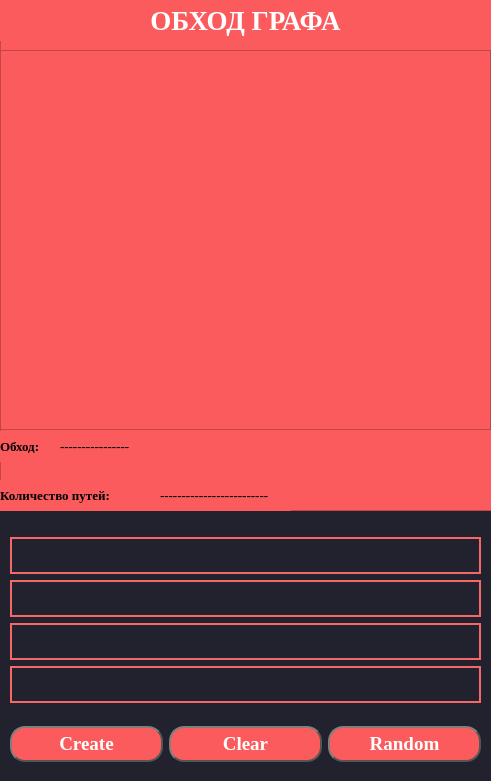
Above: design.ui from dejavu284/graph-traversal before the change. Below: the same form after it.
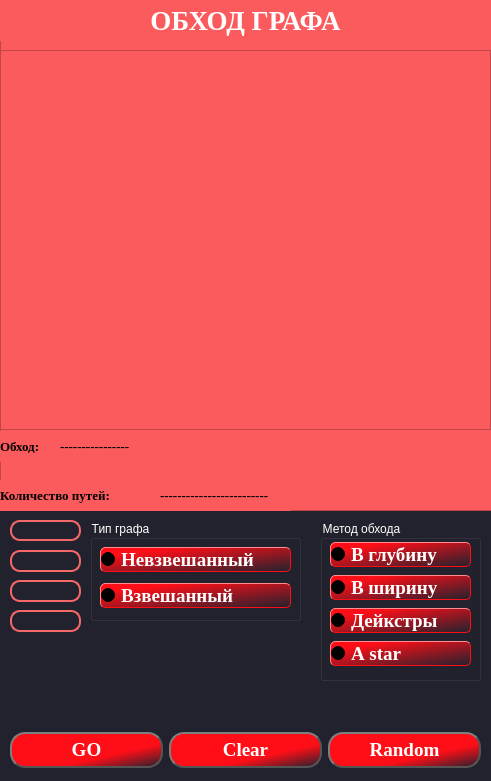
That is the form after the change.

Patch:
```diff
--- a/design.ui
+++ b/design.ui
@@ -202,27 +202,127 @@
      </property>
     </widget>
    </widget>
-   <widget class="QWidget" name="layoutWidget">
+   <widget class="QLineEdit" name="countLine">
     <property name="geometry">
      <rect>
       <x>10</x>
       <y>520</y>
-      <width>471</width>
-      <height>261</height>
+      <width>71</width>
+      <height>21</height>
      </rect>
     </property>
+    <property name="font">
+     <font>
+      <family>MS Shell Dlg 2</family>
+      <pointsize>8</pointsize>
+      <weight>50</weight>
+      <bold>false</bold>
+     </font>
+    </property>
     <property name="toolTip">
      <string/>
     </property>
-    <layout class="QVBoxLayout" name="verticalLayout_2">
-     <item>
+    <property name="styleSheet">
+     <string notr="true">background-color: #22222e;
+border: 2px solid #f66867;
+border-radius: 10;
+color: white</string>
+    </property>
+    <property name="text">
+     <string/>
+    </property>
+    <property name="alignment">
+     <set>Qt::AlignCenter</set>
+    </property>
+   </widget>
+   <widget class="QLineEdit" name="startLine">
+    <property name="geometry">
+     <rect>
+      <x>10</x>
+      <y>550</y>
+      <width>71</width>
+      <height>22</height>
+     </rect>
+    </property>
+    <property name="styleSheet">
+     <string notr="true">background-color: #22222e;
+border: 2px solid #f66867;
+border-radius: 10;
+color: white</string>
+    </property>
+    <property name="alignment">
+     <set>Qt::AlignCenter</set>
+    </property>
+   </widget>
+   <widget class="QLineEdit" name="stopLine">
+    <property name="geometry">
+     <rect>
+      <x>10</x>
+      <y>580</y>
+      <width>71</width>
+      <height>22</height>
+     </rect>
+    </property>
+    <property name="styleSheet">
+     <string notr="true">background-color: #22222e;
+border: 2px solid #f66867;
+border-radius: 10;
+color: white</string>
+    </property>
+    <property name="alignment">
+     <set>Qt::AlignCenter</set>
+    </property>
+   </widget>
+   <widget class="QLineEdit" name="rangLine">
+    <property name="geometry">
+     <rect>
+      <x>10</x>
+      <y>610</y>
+      <width>71</width>
+      <height>22</height>
+     </rect>
+    </property>
+    <property name="styleSheet">
+     <string notr="true">background-color: #22222e;
+border: 2px solid #f66867;
+border-radius: 10;
+color: white</string>
+    </property>
+    <property name="alignment">
+     <set>Qt::AlignCenter</set>
+    </property>
+   </widget>
+   <widget class="QGroupBox" name="groupBox">
+    <property name="geometry">
+     <rect>
+      <x>90</x>
+      <y>520</y>
+      <width>211</width>
+      <height>101</height>
+     </rect>
+    </property>
+    <property name="styleSheet">
+     <string notr="true">color:white</string>
+    </property>
+    <property name="title">
+     <string>Тип графа</string>
+    </property>
+    <widget class="QWidget" name="layoutWidget">
+     <property name="geometry">
+      <rect>
+       <x>10</x>
+       <y>22</y>
+       <width>191</width>
+       <height>71</height>
+      </rect>
+     </property>
       <layout class="QVBoxLayout" name="verticalLayout">
        <item>
-        <widget class="QLineEdit" name="input_1">
+       <widget class="QRadioButton" name="notweightRB">
          <property name="font">
           <font>
            <family>Times New Roman</family>
-           <pointsize>20</pointsize>
+          <pointsize>14</pointsize>
            <weight>75</weight>
            <bold>true</bold>
           </font>
@@ -231,94 +331,167 @@
           <string/>
          </property>
          <property name="styleSheet">
-          <string notr="true">background-color: #22222e;
-border: 2px solid #f66867;
-border-radius: 20;
-color: white</string>
+         <string notr="true">background-color:qlineargradient(spread:reflect, x1:0, y1:0, x2:1, y2:1, stop:0.195219 rgba(255, 14, 23, 255), stop:1 rgba(0, 0, 0, 0));
+border: 1px solid rgba(255, 14, 23, 255);
+border-radius: 5px;
+border-style: outset;</string>
          </property>
          <property name="text">
-          <string/>
-         </property>
-         <property name="alignment">
-          <set>Qt::AlignCenter</set>
-         </property>
+         <string>Невзвешанный</string>
+        </property>
         </widget>
        </item>
        <item>
-        <widget class="QLineEdit" name="input_2">
+       <widget class="QRadioButton" name="weightRB">
          <property name="font">
           <font>
            <family>Times New Roman</family>
-           <pointsize>20</pointsize>
+          <pointsize>14</pointsize>
            <weight>75</weight>
            <bold>true</bold>
           </font>
          </property>
          <property name="styleSheet">
-          <string notr="true">background-color: #22222e;
-border: 2px solid #f66867;
-border-radius: 20;
-color: white</string>
+         <string notr="true">background-color:qlineargradient(spread:reflect, x1:0, y1:0, x2:1, y2:1, stop:0.195219 rgba(255, 14, 23, 255), stop:1 rgba(0, 0, 0, 0));
+border: 1px solid rgba(255, 14, 23, 255);
+border-radius: 5px;
+border-style: outset;</string>
          </property>
          <property name="text">
-          <string/>
-         </property>
-         <property name="alignment">
-          <set>Qt::AlignCenter</set>
-         </property>
-        </widget>
-       </item>
+         <string>Взвешанный</string>
+        </property>
+        <property name="checkable">
+         <bool>true</bool>
+        </property>
+        <property name="checked">
+         <bool>false</bool>
+        </property>
+       </widget>
+      </item>
+     </layout>
+    </widget>
+   </widget>
+   <widget class="QGroupBox" name="groupBox_3">
+    <property name="geometry">
+     <rect>
+      <x>320</x>
+      <y>520</y>
+      <width>161</width>
+      <height>161</height>
+     </rect>
+    </property>
+    <property name="styleSheet">
+     <string notr="true">color:white</string>
+    </property>
+    <property name="title">
+     <string>Метод обхода</string>
+    </property>
+    <widget class="QWidget" name="layoutWidget">
+     <property name="geometry">
+      <rect>
+       <x>10</x>
+       <y>20</y>
+       <width>141</width>
+       <height>131</height>
+      </rect>
+     </property>
+     <layout class="QVBoxLayout" name="verticalLayout_2">
        <item>
-        <widget class="QLineEdit" name="input_3">
+       <widget class="QRadioButton" name="stackRB">
          <property name="font">
           <font>
            <family>Times New Roman</family>
-           <pointsize>20</pointsize>
+          <pointsize>14</pointsize>
            <weight>75</weight>
            <bold>true</bold>
           </font>
          </property>
          <property name="styleSheet">
-          <string notr="true">background-color: #22222e;
-border: 2px solid #f66867;
-border-radius: 20;
-color: white</string>
+         <string notr="true">background-color:qlineargradient(spread:reflect, x1:0, y1:0, x2:1, y2:1, stop:0.195219 rgba(255, 14, 23, 255), stop:1 rgba(0, 0, 0, 0));
+border: 1px solid rgba(255, 14, 23, 255);
+border-radius: 5px;
+border-style: outset;</string>
          </property>
          <property name="text">
-          <string/>
-         </property>
-         <property name="alignment">
-          <set>Qt::AlignCenter</set>
-         </property>
+         <string>В глубину</string>
+        </property>
+       </widget>
+      </item>
+      <item>
+       <widget class="QRadioButton" name="queueRB">
+        <property name="font">
+         <font>
+          <family>Times New Roman</family>
+          <pointsize>14</pointsize>
+          <weight>75</weight>
+          <bold>true</bold>
+         </font>
+        </property>
+        <property name="styleSheet">
+         <string notr="true">background-color:qlineargradient(spread:reflect, x1:0, y1:0, x2:1, y2:1, stop:0.195219 rgba(255, 14, 23, 255), stop:1 rgba(0, 0, 0, 0));
+border: 1px solid rgba(255, 14, 23, 255);
+border-radius: 5px;
+border-style: outset;</string>
+        </property>
+        <property name="text">
+         <string>В ширину</string>
+        </property>
         </widget>
        </item>
        <item>
-        <widget class="QLineEdit" name="input_4">
+       <widget class="QRadioButton" name="daRB">
          <property name="font">
           <font>
            <family>Times New Roman</family>
-           <pointsize>20</pointsize>
+          <pointsize>14</pointsize>
            <weight>75</weight>
            <bold>true</bold>
           </font>
          </property>
          <property name="styleSheet">
-          <string notr="true">background-color: #22222e;
-border: 2px solid #f66867;
-border-radius: 20;
-color: white</string>
+         <string notr="true">background-color:qlineargradient(spread:reflect, x1:0, y1:0, x2:1, y2:1, stop:0.195219 rgba(255, 14, 23, 255), stop:1 rgba(0, 0, 0, 0));
+border: 1px solid rgba(255, 14, 23, 255);
+border-radius: 5px;
+border-style: outset;</string>
          </property>
          <property name="text">
-          <string/>
-         </property>
-         <property name="alignment">
-          <set>Qt::AlignCenter</set>
-         </property>
+         <string>Дейкстры</string>
+        </property>
+       </widget>
+      </item>
+      <item>
+       <widget class="QRadioButton" name="aaRB">
+        <property name="font">
+         <font>
+          <family>Times New Roman</family>
+          <pointsize>14</pointsize>
+          <weight>75</weight>
+          <bold>true</bold>
+         </font>
+        </property>
+        <property name="styleSheet">
+         <string notr="true">background-color:qlineargradient(spread:reflect, x1:0, y1:0, x2:1, y2:1, stop:0.195219 rgba(255, 14, 23, 255), stop:1 rgba(0, 0, 0, 0));
+border: 1px solid rgba(255, 14, 23, 255);
+border-radius: 5px;
+border-style: outset;</string>
+        </property>
+        <property name="text">
+         <string>А star</string>
+        </property>
         </widget>
        </item>
       </layout>
-     </item>
-     <item>
+    </widget>
+   </widget>
+   <widget class="QWidget" name="layoutWidget">
+    <property name="geometry">
+     <rect>
+      <x>10</x>
+      <y>730</y>
+      <width>471</width>
+      <height>41</height>
+     </rect>
+    </property>
       <layout class="QHBoxLayout" name="horizontalLayout">
        <item>
         <widget class="QPushButton" name="Create_btn">
@@ -336,7 +509,7 @@
 border: 2px solid #555;
 border-radius: 15px;
 border-style: outset;
-background-color: #fb5b5d;
+background-color: qlineargradient(spread:reflect, x1:0, y1:0, x2:1, y2:1, stop:0.651741 rgba(255, 14, 23, 255), stop:1 rgba(0, 0, 0, 0));
 padding: 5px;
 }
 
@@ -350,7 +523,7 @@
 }</string>
          </property>
          <property name="text">
-          <string>Create</string>
+        <string>GO</string>
          </property>
          <property name="flat">
           <bool>false</bool>
@@ -373,7 +546,7 @@
 border: 2px solid #555;
 border-radius: 15px;
 border-style: outset;
-background-color: #fb5b5d;
+background-color: qlineargradient(spread:reflect, x1:0, y1:0, x2:1, y2:1, stop:0.651741 rgba(255, 14, 23, 255), stop:1 rgba(0, 0, 0, 0));
 padding: 5px;
 }
 
@@ -407,7 +580,7 @@
 border: 2px solid #555;
 border-radius: 15px;
 border-style: outset;
-background-color: #fb5b5d;
+background-color: qlineargradient(spread:reflect, x1:0, y1:0, x2:1, y2:1, stop:0.651741 rgba(255, 14, 23, 255), stop:1 rgba(0, 0, 0, 0));
 padding: 5px;
 }
 
@@ -424,8 +597,6 @@
           <string>Random</string>
          </property>
         </widget>
-       </item>
-      </layout>
      </item>
     </layout>
    </widget>
```
Left out of the diff: 3 changed lines with no effect on the pictures. Lines whose indentation alone changed are shown as unchanged.
